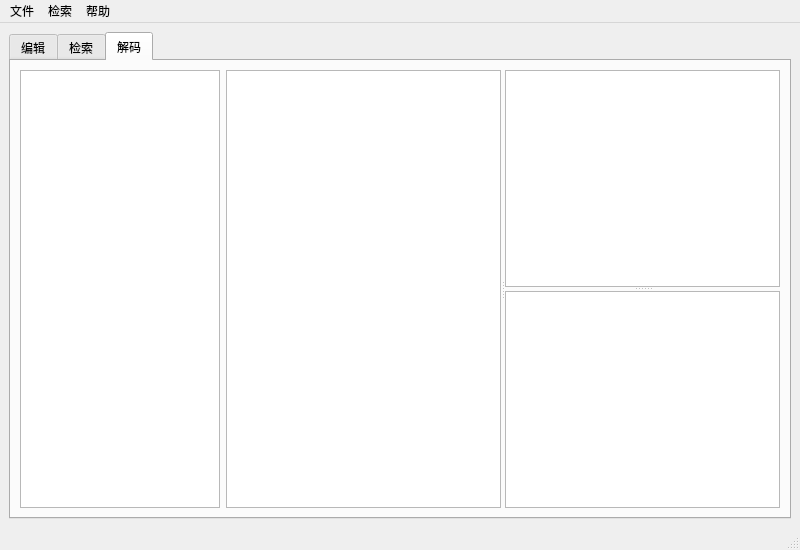
Above: ui/main.ui from yunowo/data-structure before the change. Below: the same form after it.
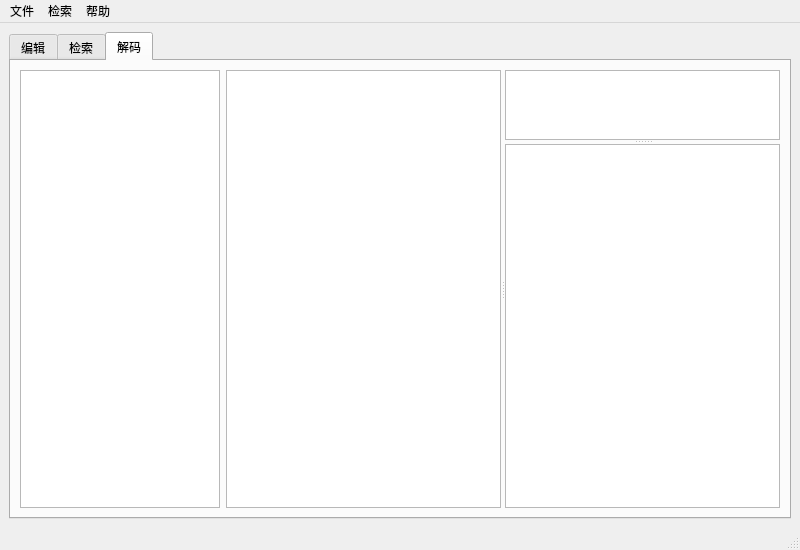
That is the form after the change. The open tabs and pages were chosen to show the change. Icons and pictures are not drawn.

```diff
--- a/ui/main.ui
+++ b/ui/main.ui
@@ -356,8 +356,21 @@
            <property name="orientation">
             <enum>Qt::Vertical</enum>
            </property>
-           <widget class="QTableView" name="freq_table"/>
-           <widget class="QTextBrowser" name="browser_decoded"/>
+           <widget class="QTableWidget" name="code_table">
+            <property name="sizeAdjustPolicy">
+             <enum>QAbstractScrollArea::AdjustToContents</enum>
+            </property>
+            <property name="rowCount">
+             <number>0</number>
+            </property>
+            <attribute name="horizontalHeaderVisible">
+             <bool>false</bool>
+            </attribute>
+            <attribute name="verticalHeaderVisible">
+             <bool>false</bool>
+            </attribute>
+           </widget>
+           <widget class="QTextBrowser" name="browse_decoded"/>
           </widget>
          </widget>
         </item>
```
Left out of the diff: 34 changed lines with no effect on the pictures.
